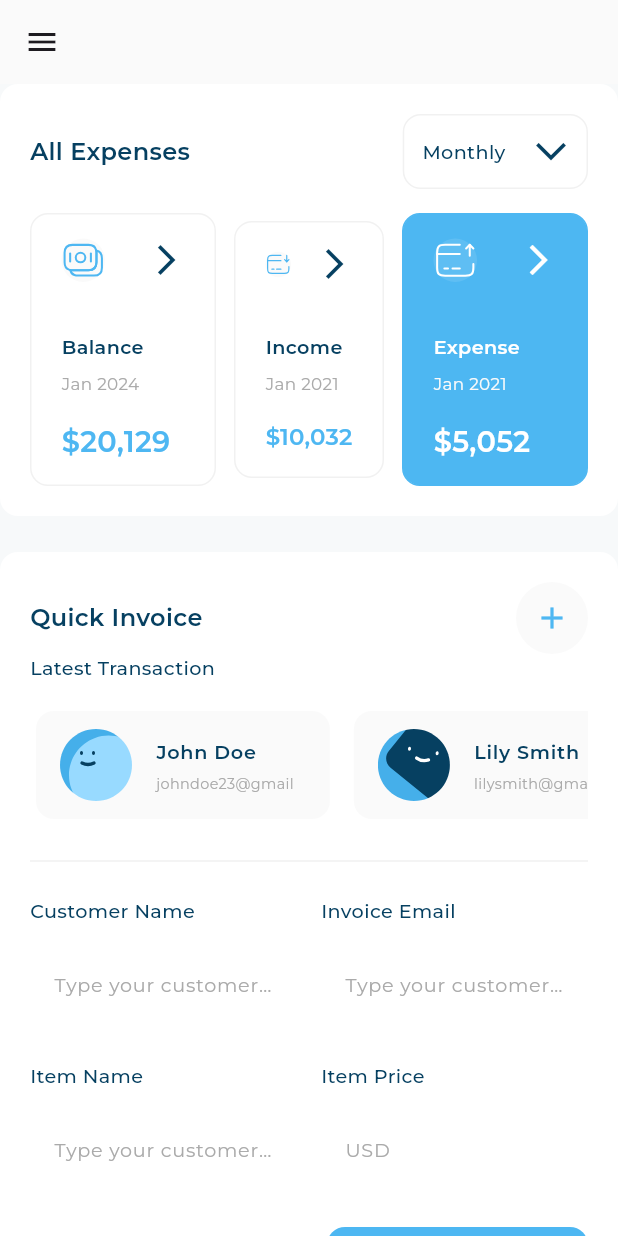
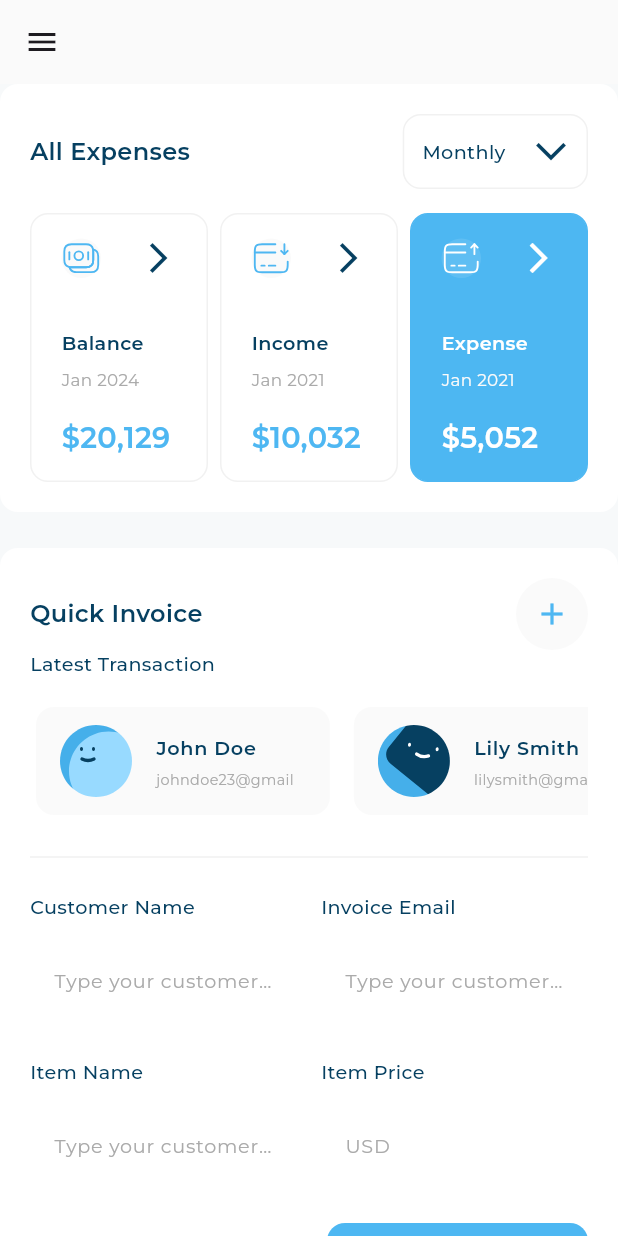
Before and after one commit to MahmoudAbuelazm/responsive_dash_board, a Flutter app: the screen it shows after launch, after a tap on "Income", after a tap on "Expense", on a phone screen of 412 x 824 dp. Run offline on Flutter 3.47's test engine with Material 3 defaults, Android fonts, the phone set to English and light mode, and no system bars; our stand-ins replace device_preview, expandable_page_view, fl_chart, flutter_svg, google_fonts.

Commit message:
Refactor AllExpensesItemsListView to simplify item selection and improve layout structure

```diff
--- a/lib/widgets/all_expenses_items_list_view.dart
+++ b/lib/widgets/all_expenses_items_list_view.dart
@@ -33,27 +33,48 @@ class _AllExpensesItemsListViewState extends State<AllExpensesItemsListView> {
   int selectedIndex = 0;
   @override
   Widget build(BuildContext context) {
-    return Row(
-      children: AllExpensesItemsListView.items.asMap().entries.map((e) {
-        final index = e.key;
-        final item = e.value;
-        return Expanded(
+    return Row(children: [
+      Expanded(
         child: GestureDetector(
           onTap: () {
             setState(() {
-                selectedIndex = index;
+              selectedIndex = 0;
             });
           },
-            child: Padding(
-              padding: EdgeInsets.symmetric(horizontal: index == 1 ? 12 : 0),
           child: AllExpensesItem(
-                item: item,
-                isSelected: index == selectedIndex,
+            item: AllExpensesItemsListView.items[0],
+            isSelected: 0 == selectedIndex,
           ),
         ),
       ),
-        );
-      }).toList(),
-    );
+      const SizedBox(width: 8),
+      Expanded(
+        child: GestureDetector(
+          onTap: () {
+            setState(() {
+              selectedIndex = 1;
+            });
+          },
+          child: AllExpensesItem(
+            item: AllExpensesItemsListView.items[1],
+            isSelected: 1 == selectedIndex,
+          ),
+        ),
+      ),
+      const SizedBox(width: 8),
+      Expanded(
+        child: GestureDetector(
+          onTap: () {
+            setState(() {
+              selectedIndex = 2;
+            });
+          },
+          child: AllExpensesItem(
+            item: AllExpensesItemsListView.items[2],
+            isSelected: 2 == selectedIndex,
+          ),
+        ),
+      )
+    ]);
   }
 }
```
Lines whose indentation alone changed are shown as unchanged.
